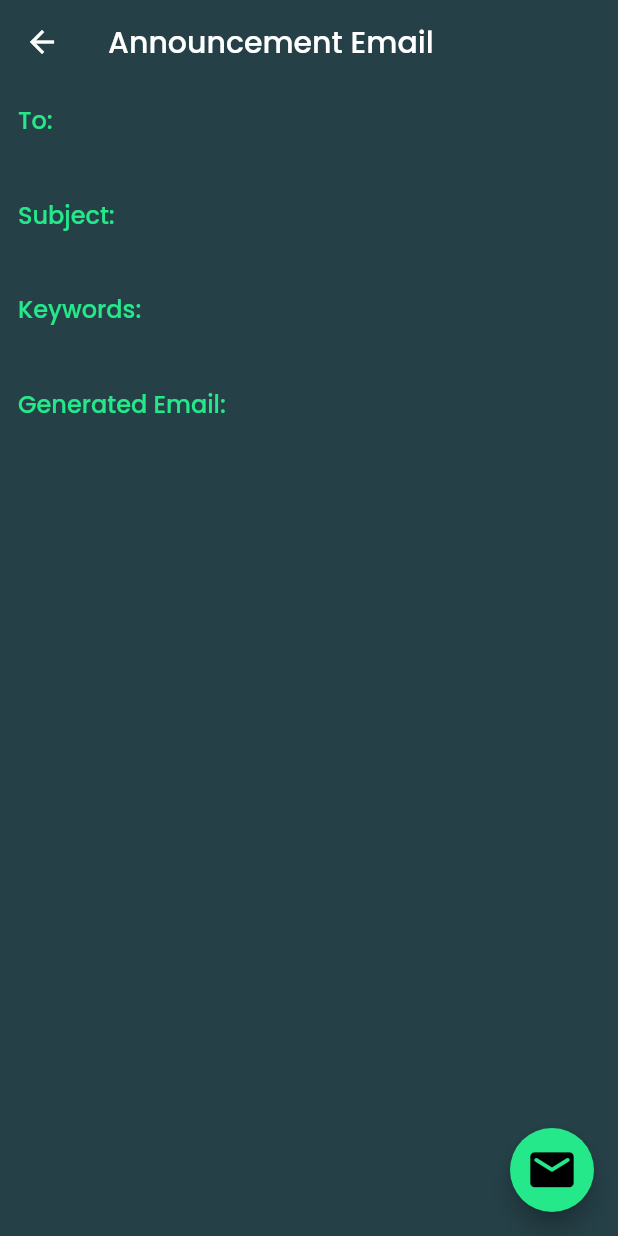
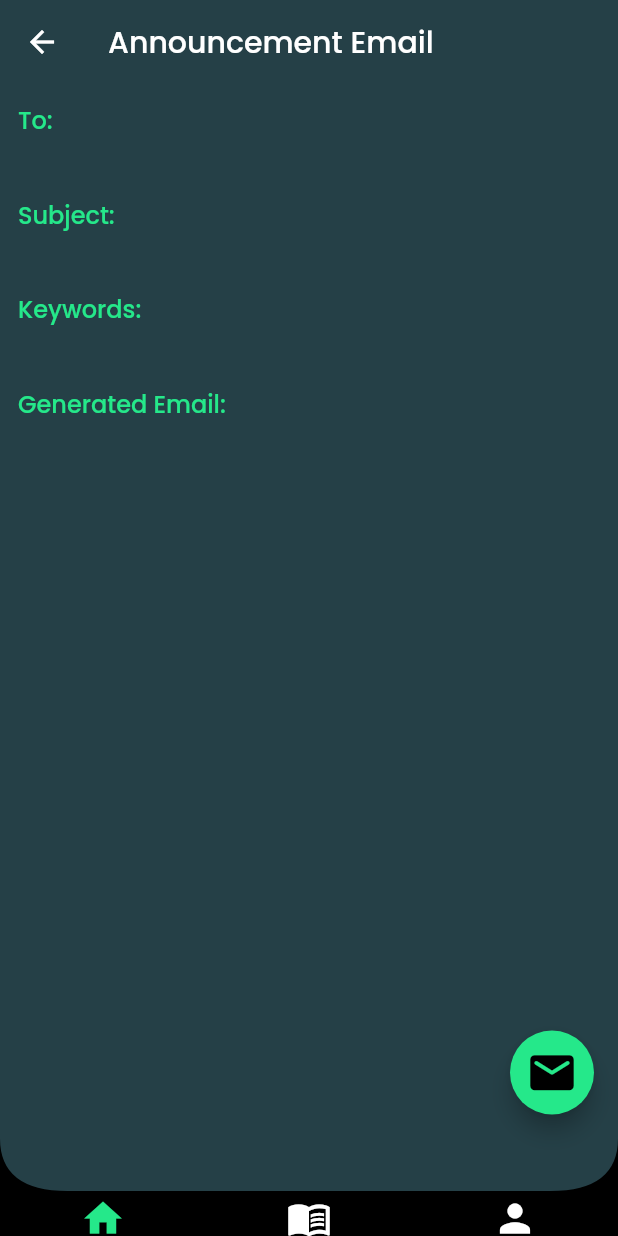
Before and after one commit to WilfredAlmeida/ChaturMailFlutter, a Flutter app: the DisplayEmailScreen screen opened directly with empty values, on a phone screen of 412 x 824 dp. Run offline on Flutter 3.47's test engine with Material 2 defaults, Android fonts, the phone set to English and light mode, and no system bars; our stand-ins replace firebase_auth, firebase_core, flutter_html, get, google_sign_in, hive and 2 more; accounts and stored records are empty; network calls fail.

Commit message:
Bottom NavBar Done

```diff
--- a/lib/utils/constants.dart
+++ b/lib/utils/constants.dart
@@ -20,3 +20,6 @@ const INVALID_BODY = 400;
 const mainColor = Color.fromRGBO(37, 64, 71, 1);
 const greenMainColor2 = Color.fromRGBO(37, 232, 138, 1);
 const greenMainColor = Color.fromRGBO(213, 255, 218, 1);
+
+//Needed to call api in dashboard
+var didItOnce=false;
--- a/lib/views/screens/display_email_screen.dart
+++ b/lib/views/screens/display_email_screen.dart
@@ -3,6 +3,7 @@ import 'package:url_launcher/url_launcher.dart';
 import 'package:wilfredemail/models/generated_email_response_model.dart';
 
 import '../../utils/constants.dart';
+import '../widgets/bottom_navbar_widget.dart';
 
 class DisplayEmailScreen extends StatelessWidget {
   final Payload generatedEmail;
@@ -26,6 +27,7 @@ class DisplayEmailScreen extends StatelessWidget {
   Widget build(BuildContext context) {
     return SafeArea(
       child: Scaffold(
+        bottomNavigationBar: const BottomNavBarWidget(),
         appBar: AppBar(
           title: const Text("Announcement Email"),
           elevation: 0,
--- a/lib/views/screens/generate_email_screen.dart
+++ b/lib/views/screens/generate_email_screen.dart
@@ -9,6 +9,7 @@ import 'package:wilfredemail/view_models/past_emails_viewmodel.dart';
 import '../../utils/constants.dart';
 import '../../utils/utils_controller.dart';
 import '../../view_models/generate_email_viewmodel.dart';
+import '../widgets/bottom_navbar_widget.dart';
 import 'display_email_screen.dart';
 
 class GenerateEmailScreen extends StatefulWidget {
@@ -58,6 +59,7 @@ class _GenerateEmailScreenState extends State<GenerateEmailScreen> {
   Widget build(BuildContext context) {
     return SafeArea(
       child: Scaffold(
+        bottomNavigationBar: const BottomNavBarWidget(),
         appBar: AppBar(
           title: Text(
             "${widget.promptModel.title} Email",
--- a/lib/views/screens/tutorial_detail_screen.dart
+++ b/lib/views/screens/tutorial_detail_screen.dart
@@ -1,5 +1,7 @@
 import 'package:flutter/material.dart';
 import 'package:flutter_html/flutter_html.dart';
+
+import '../widgets/bottom_navbar_widget.dart';
 
 class TutorialDetailScreen extends StatelessWidget {
   const TutorialDetailScreen({Key? key, required this.title, required this.htmlData}) : super(key: key);
@@ -11,6 +13,7 @@ class TutorialDetailScreen extends StatelessWidget {
   Widget build(BuildContext context) {
     return SafeArea(
       child: Scaffold(
+        bottomNavigationBar: const BottomNavBarWidget(),
         appBar: AppBar(title: Text(title),),
         body: Html(
           data: htmlData,
--- a/lib/views/screens/tutorial_screen.dart
+++ b/lib/views/screens/tutorial_screen.dart
@@ -8,6 +8,7 @@ import 'package:html/dom.dart' as dom;
 import 'package:wilfredemail/view_models/tutorials_viewmodel.dart';
 import 'package:wilfredemail/views/widgets/tutorial_detail_widget.dart';
 
+import '../widgets/bottom_navbar_widget.dart';
 import '../widgets/not_found_widget.dart';
 
 class TutorialsScreen extends StatelessWidget {
@@ -19,6 +20,7 @@ class TutorialsScreen extends StatelessWidget {
   Widget build(BuildContext context) {
     return SafeArea(
       child: Scaffold(
+        bottomNavigationBar: const BottomNavBarWidget(),
         appBar: AppBar(
           title: const Text(
             "Tutorials",
--- /dev/null
+++ b/lib/views/widgets/bottom_navbar_widget.dart
@@ -0,0 +1,114 @@
+import 'package:flutter/material.dart';
+import 'package:get/get.dart';
+
+import '../../utils/constants.dart';
+import '../screens/dashboard.dart';
+import '../screens/tutorial_screen.dart';
+
+class BottomNavBarWidget extends StatefulWidget {
+  const BottomNavBarWidget({Key? key}) : super(key: key);
+
+  @override
+  _BottomNavBarWidgetState createState() => _BottomNavBarWidgetState();
+}
+
+class _BottomNavBarWidgetState extends State<BottomNavBarWidget> {
+
+  int _currentIndex = 0;
+
+  @override
+  Widget build(BuildContext context) {
+    return Stack(
+      children: [
+        Container(
+          height: 65,
+          color: mainColor,
+          child: CustomPaint(
+              size: Size(MediaQuery.of(context).size.width, 100),
+              painter: MyPainter()),
+        ),
+        Positioned(
+          bottom: 0,
+          top: 30,
+          width: MediaQuery.of(context).size.width,
+          child: Row(
+            mainAxisAlignment: MainAxisAlignment.spaceAround,
+            crossAxisAlignment: CrossAxisAlignment.end,
+            children: [
+              IconButton(
+                onPressed: () {
+                  setState(() {
+                    _currentIndex = 0;
+                  });
+
+                  Get.offAll(()=>const DashboardScreen());
+
+                },
+                icon: Icon(
+                  Icons.home,
+                  size: 30,
+                  color:
+                  _currentIndex == 0 ? greenMainColor2 : Colors.white,
+                ),
+              ),
+              IconButton(
+                onPressed: () {
+                  setState(() {
+                    _currentIndex = 1;
+                  });
+                  Get.to(()=>TutorialsScreen());
+                },
+                icon: Icon(
+                  Icons.menu_book_outlined,
+                  size: 30,
+                  color:
+                  _currentIndex == 1 ? greenMainColor2 : Colors.white,
+                ),
+              ),
+              IconButton(
+                onPressed: () {
+                  setState(() {
+                    _currentIndex = 2;
+                  });
+                  Get.to(()=>TutorialsScreen());
+                },
+                icon: Icon(
+                  Icons.person,
+                  size: 30,
+                  color:
+                  _currentIndex == 2 ? greenMainColor2 : Colors.white,
+                ),
+              )
+            ],
+          ),
+        ),
+      ],
+    );
+  }
+}
+class MyPainter extends CustomPainter {
+  @override
+  void paint(Canvas canvas, Size size) {
+    Paint p = Paint()
+      ..color = Colors.black
+      ..style = PaintingStyle.fill
+      ..strokeWidth = 11.96;
+
+    Path path = Path();
+
+    path.lineTo(0, size.height);
+    path.lineTo(size.width, size.height);
+    path.lineTo(size.width, 0);
+    path.quadraticBezierTo(size.width, 35, size.width - 45, 35);
+    path.lineTo(45, 35);
+    path.quadraticBezierTo(0, 35, 0, 0);
+    path.close();
+
+    canvas.drawPath(path, p);
+  }
+
+  @override
+  bool shouldRepaint(covariant CustomPainter oldDelegate) {
+    return true;
+  }
+}
```
Also changed, not shown: lib/views/screens/dashboard.dart (+115 -8 lines).
